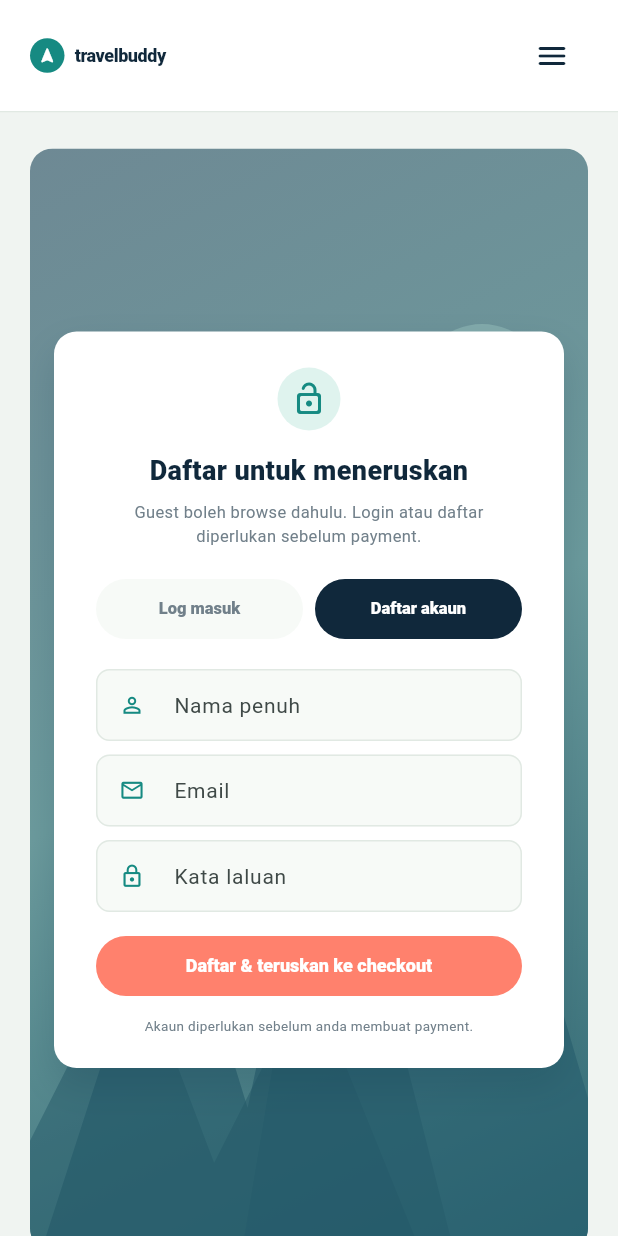
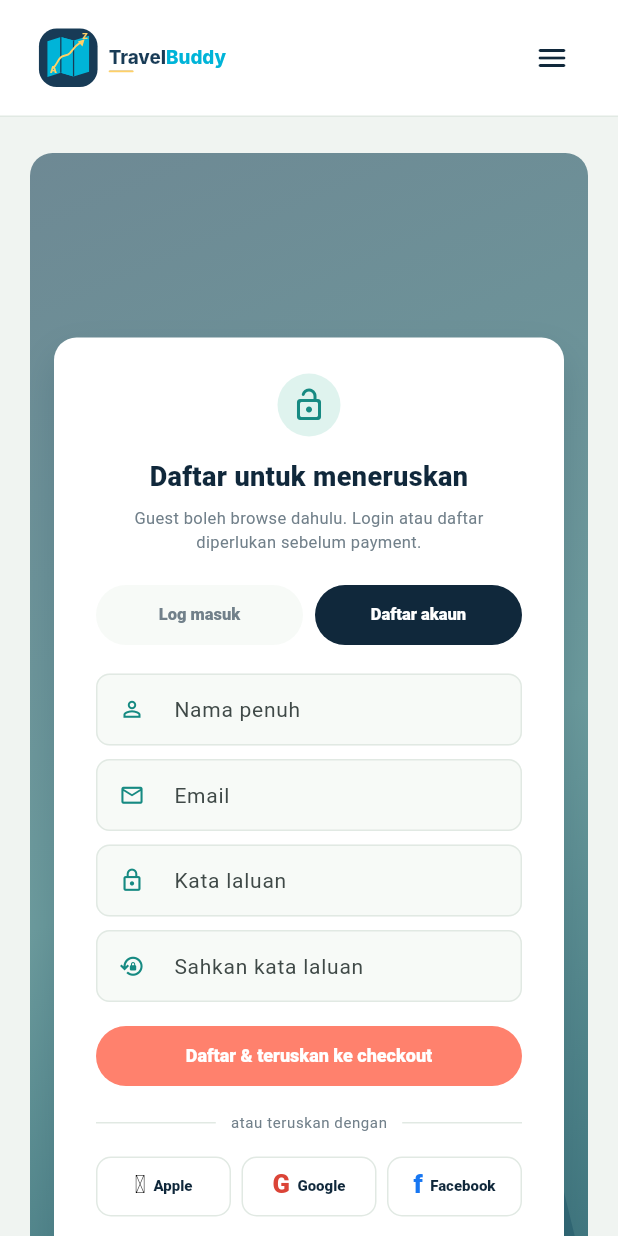
Before and after one commit to RusyaidiSupian94/travel_buddy, a Flutter app: the screen it shows after launch, after a tap on "Teroka sekarang", after a tap on "Pilih tarikh & tempah sekarang", after a tap on "Daftar akaun", on a phone screen of 412 x 824 dp. Run offline on Flutter 3.47's test engine with Material 3 defaults, Android fonts, the phone set to English and light mode, and no system bars; our stand-ins replace flutter_svg, material_ui; Roboto replaces fonts that are missing (Arial).

Commit message:
20261120 - add other side auth

```diff
--- a/app/lib/features/auth/auth_gate_page.dart
+++ b/app/lib/features/auth/auth_gate_page.dart
@@ -8,10 +8,12 @@ import '../../shared/widgets/mountain_art.dart';
 class AuthGatePage extends StatefulWidget {
   final bool initiallyRegistering;
   final ValueChanged<AppSession> onAuthenticated;
+  final ValueChanged<String> onSocialLogin;
 
   const AuthGatePage({
     super.key,
     required this.onAuthenticated,
+    required this.onSocialLogin,
     this.initiallyRegistering = false,
   });
 
@@ -24,6 +26,7 @@ class _AuthGatePageState extends State<AuthGatePage> {
   final _nameController = TextEditingController();
   final _emailController = TextEditingController();
   final _passwordController = TextEditingController();
+  final _confirmPasswordController = TextEditingController();
 
   late bool _registering;
   bool _submitting = false;
@@ -47,6 +50,7 @@ class _AuthGatePageState extends State<AuthGatePage> {
     _nameController.dispose();
     _emailController.dispose();
     _passwordController.dispose();
+    _confirmPasswordController.dispose();
     super.dispose();
   }
 
@@ -101,8 +105,8 @@ class _AuthGatePageState extends State<AuthGatePage> {
         builder: (context, constraints) {
           final compact = constraints.maxWidth < 620;
           final height = compact
-              ? (_registering ? 735.0 : 670.0)
-              : (_registering ? 625.0 : 560.0);
+              ? (_registering ? 880.0 : 800.0)
+              : (_registering ? 760.0 : 660.0);
 
           return MountainArt(
             style: MountainStyle.auth,
@@ -198,7 +202,7 @@ class _AuthGatePageState extends State<AuthGatePage> {
                 ),
               ],
             ),
-            const SizedBox(height: 16),
+            const SizedBox(height: 15),
             if (_registering) ...[
               _AuthInput(
                 controller: _nameController,
@@ -242,6 +246,24 @@ class _AuthGatePageState extends State<AuthGatePage> {
                 return null;
               },
             ),
+            if (_registering) ...[
+              const SizedBox(height: 9),
+              _AuthInput(
+                controller: _confirmPasswordController,
+                label: 'Sahkan kata laluan',
+                icon: Icons.lock_reset_outlined,
+                obscureText: true,
+                validator: (value) {
+                  if ((value ?? '').isEmpty) {
+                    return 'Sahkan kata laluan anda';
+                  }
+                  if (value != _passwordController.text) {
+                    return 'Kata laluan tidak sepadan';
+                  }
+                  return null;
+                },
+              ),
+            ],
             const SizedBox(height: 12),
             SizedBox(
               width: double.infinity,
@@ -258,6 +280,39 @@ class _AuthGatePageState extends State<AuthGatePage> {
                 ),
               ),
             ),
+            const SizedBox(height: 14),
+            const _AuthDivider(),
+            const SizedBox(height: 12),
+            Row(
+              children: [
+                Expanded(
+                  child: _SocialLoginButton(
+                    mark: '',
+                    markColor: Colors.black,
+                    label: 'Apple',
+                    onTap: () => widget.onSocialLogin('Apple'),
+                  ),
+                ),
+                const SizedBox(width: 7),
+                Expanded(
+                  child: _SocialLoginButton(
+                    mark: 'G',
+                    markColor: const Color(0xFFDB4437),
+                    label: 'Google',
+                    onTap: () => widget.onSocialLogin('Google'),
+                  ),
+                ),
+                const SizedBox(width: 7),
+                Expanded(
+                  child: _SocialLoginButton(
+                    mark: 'f',
+                    markColor: const Color(0xFF1877F2),
+                    label: 'Facebook',
+                    onTap: () => widget.onSocialLogin('Facebook'),
+                  ),
+                ),
+              ],
+            ),
             const SizedBox(height: 10),
             const Text(
               'Akaun diperlukan sebelum anda membuat payment.',
@@ -269,6 +324,84 @@ class _AuthGatePageState extends State<AuthGatePage> {
             ),
           ],
         ),
+      ),
+    );
+  }
+}
+
+class _AuthDivider extends StatelessWidget {
+  const _AuthDivider();
+
+  @override
+  Widget build(BuildContext context) {
+    return Row(
+      children: [
+        const Expanded(child: Divider(color: AppColors.border, height: 1)),
+        Padding(
+          padding: const EdgeInsets.symmetric(horizontal: 10),
+          child: Text(
+            'atau teruskan dengan',
+            style: Theme.of(context).textTheme.bodySmall?.copyWith(
+                  color: AppColors.muted,
+                  fontSize: 10,
+                ),
+          ),
+        ),
+        const Expanded(child: Divider(color: AppColors.border, height: 1)),
+      ],
+    );
+  }
+}
+
+class _SocialLoginButton extends StatelessWidget {
+  final String mark;
+  final Color markColor;
+  final String label;
+  final VoidCallback onTap;
+
+  const _SocialLoginButton({
+    required this.mark,
+    required this.markColor,
+    required this.label,
+    required this.onTap,
+  });
+
+  @override
+  Widget build(BuildContext context) {
+    return OutlinedButton(
+      onPressed: onTap,
+      style: OutlinedButton.styleFrom(
+        foregroundColor: AppColors.ink,
+        side: const BorderSide(color: AppColors.border),
+        padding: const EdgeInsets.symmetric(horizontal: 7, vertical: 10),
+        shape: RoundedRectangleBorder(
+          borderRadius: BorderRadius.circular(10),
+        ),
+        textStyle: const TextStyle(
+          fontSize: 10,
+          fontWeight: FontWeight.w800,
+        ),
+      ),
+      child: Row(
+        mainAxisAlignment: MainAxisAlignment.center,
+        children: [
+          Text(
+            mark,
+            style: TextStyle(
+              color: markColor,
+              fontSize: 17,
+              fontWeight: FontWeight.w900,
+              height: 1,
+            ),
+          ),
+          const SizedBox(width: 5),
+          Flexible(
+            child: Text(
+              label,
+              overflow: TextOverflow.ellipsis,
+            ),
+          ),
+        ],
       ),
     );
   }
@@ -323,10 +456,10 @@ class _AuthInput extends StatelessWidget {
   const _AuthInput({
     required this.controller,
     required this.label,
-    required this.icon,
     required this.validator,
     this.obscureText = false,
     this.keyboardType,
+    required this.icon,
   });
 
   @override
--- a/app/lib/shared/widgets/brand_mark.dart
+++ b/app/lib/shared/widgets/brand_mark.dart
@@ -1,6 +1,6 @@
 import 'package:material_ui/material_ui.dart';
 
-import '../../core/app_colors.dart';
+import 'package:flutter_svg/flutter_svg.dart';
 
 class BrandMark extends StatelessWidget {
   final double scale;
@@ -12,37 +12,36 @@ class BrandMark extends StatelessWidget {
     this.showName = true,
   });
 
+  static const _assetPath = 'assets/images/travelbuddylogo.svg';
+
   @override
   Widget build(BuildContext context) {
-    return Row(
-      mainAxisSize: MainAxisSize.min,
-      children: [
-        Container(
-          width: 23 * scale,
-          height: 23 * scale,
-          decoration: const BoxDecoration(
-            color: AppColors.teal,
-            shape: BoxShape.circle,
-          ),
-          child: Icon(
-            Icons.navigation_rounded,
-            color: Colors.white,
-            size: 13 * scale,
-          ),
+    final logo = SvgPicture.asset(
+      _assetPath,
+      width: 170 * scale,
+      height: 51 * scale,
+      fit: BoxFit.contain,
+      alignment: Alignment.centerLeft,
+      semanticsLabel: 'Travel Buddy logo',
+    );
+
+    if (showName) {
+      return logo;
+    }
+
+    return ClipRect(
+      child: SizedBox(
+        width: 45 * scale,
+        height: 45 * scale,
+        child: OverflowBox(
+          alignment: Alignment.centerLeft,
+          minWidth: 170 * scale,
+          maxWidth: 170 * scale,
+          minHeight: 51 * scale,
+          maxHeight: 51 * scale,
+          child: logo,
         ),
-        if (showName) ...[
-          SizedBox(width: 7 * scale),
-          Text(
-            'travelbuddy',
-            style: TextStyle(
-              color: AppColors.ink,
-              fontSize: 12 * scale,
-              fontWeight: FontWeight.w900,
-              letterSpacing: -0.3,
-            ),
-          ),
-        ],
-      ],
+      ),
     );
   }
 }
--- a/app/pubspec.yaml
+++ b/app/pubspec.yaml
@@ -35,6 +35,7 @@ dependencies:
   # The following adds the Cupertino Icons font to your application.
   # Use with the CupertinoIcons class for iOS style icons.
   cupertino_icons: ^1.0.8
+  flutter_svg: ^2.5.0
 
 dev_dependencies:
   flutter_test:
@@ -57,7 +58,8 @@ flutter:
   # included with your application, so that you can use the icons in
   # the material Icons class.
   uses-material-design: true
-
+  assets:
+    - assets/images/travelbuddylogo.svg
   # To add assets to your application, add an assets section, like this:
   # assets:
   #   - images/a_dot_burr.jpeg
```
Also changed, not shown: app/lib/app.dart (+46 -16 lines), app/lib/shared/widgets/sweet_alert.dart (added, +176 -0 lines), app/pubspec.lock.
